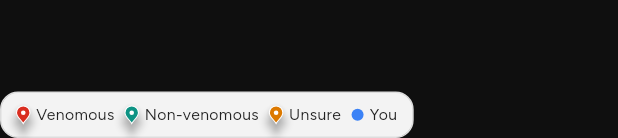
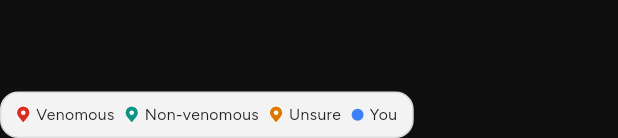
Before and after one commit to KaveiDuo/snake-watch, a Flutter app: the _Legend widget shown alone on an empty page, opened directly with empty values, on a phone screen of 412 x 824 dp. Shown: the part 1098-1236 px from the top of the screen. Run offline on Flutter 3.47's test engine with Material 3 defaults, Android fonts, the phone set to English and light mode, and no system bars; our stand-ins replace flutter_map, flutter_svg, geolocator, image_picker, latlong2; project files that could hold a hidden picture were left out.

Commit message:
Remove the shadow from legend pins
Co-Authored-By: Claude Opus 5.5 <noreply@anthropic.com>

```diff
--- a/lib/screens/snake_watch.dart
+++ b/lib/screens/snake_watch.dart
@@ -220,7 +220,7 @@ class _Legend extends StatelessWidget {
                           height: 8,
                           decoration: BoxDecoration(color: c, shape: BoxShape.circle),
                         )
-                      : LocationPin(color: c, width: 9),
+                      : LocationPin(color: c, width: 9, shadow: false),
                   const SizedBox(width: 4),
                   Text(l, style: ft(10.5, color: dark ? C.text : const Color(0xFF222222))),
                 ],
--- a/lib/widgets/campus_map.dart
+++ b/lib/widgets/campus_map.dart
@@ -14,15 +14,17 @@ import 'common.dart';
 class LocationPin extends StatelessWidget {
   final Color color;
   final double width;
-  const LocationPin({super.key, required this.color, this.width = 26});
+  final bool shadow;
+  const LocationPin({super.key, required this.color, this.width = 26, this.shadow = true});
 
   @override
-  Widget build(BuildContext context) => CustomPaint(size: Size(width, width * 1.3), painter: _PinPainter(color));
+  Widget build(BuildContext context) => CustomPaint(size: Size(width, width * 1.3), painter: _PinPainter(color, shadow));
 }
 
 class _PinPainter extends CustomPainter {
   final Color color;
-  _PinPainter(this.color);
+  final bool shadow;
+  _PinPainter(this.color, this.shadow);
 
   @override
   void paint(Canvas canvas, Size size) {
@@ -33,7 +35,7 @@ class _PinPainter extends CustomPainter {
       ..arcToPoint(Offset(w, r), radius: Radius.circular(r))
       ..cubicTo(w, h * 0.62, w * 0.64, h * 0.8, w / 2, h)
       ..close();
-    canvas.drawShadow(path, Colors.black, 3, false);
+    if (shadow) canvas.drawShadow(path, Colors.black, 3, false);
     canvas.drawPath(path, Paint()..color = color);
     canvas.drawPath(
       path,
@@ -46,7 +48,7 @@ class _PinPainter extends CustomPainter {
   }
 
   @override
-  bool shouldRepaint(covariant _PinPainter old) => old.color != color;
+  bool shouldRepaint(covariant _PinPainter old) => old.color != color || old.shadow != shadow;
 }
 
 /// Small name labels for the quarters and KV buildings we draw ourselves
```
